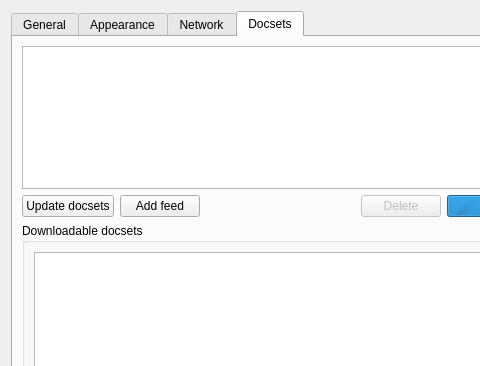
zealdocs/zeal, file src/ui/forms/settingsdialog.ui: the form before one commit; both pictures show x 0 to 480 and y 0 to 366 of the 624 by 505 pixel window.
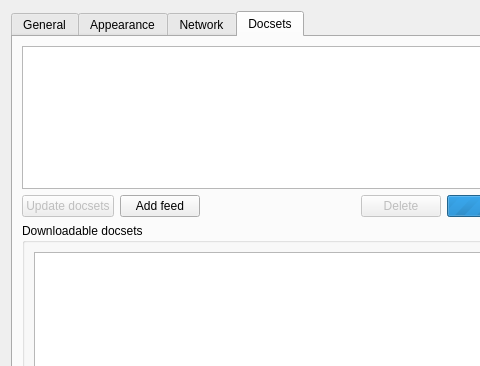
The form after the commit. The open tabs and pages were chosen to show the change. Custom widgets are drawn as their Qt base class.

Diff of the .ui file:
```diff
--- a/src/ui/forms/settingsdialog.ui
+++ b/src/ui/forms/settingsdialog.ui
@@ -376,6 +376,9 @@
         <layout class="QHBoxLayout" name="docsetsActions">
          <item>
           <widget class="QPushButton" name="updateButton">
+           <property name="enabled">
+            <bool>false</bool>
+           </property>
            <property name="text">
             <string>Update docsets</string>
            </property>
```
